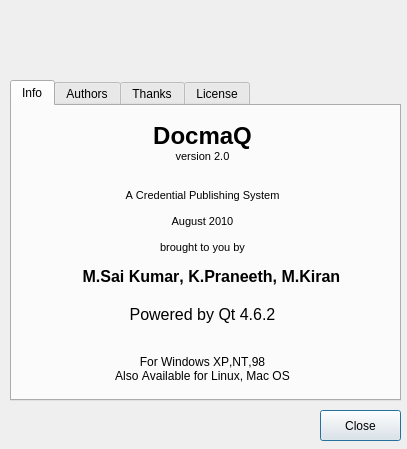
The window that src/Interface/about.ui (mskonline/docmaqv2) describes before a commit, drawn with Qt 5.
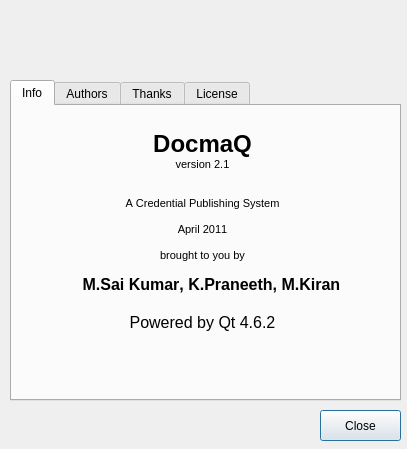
The same window after the commit. Icons and pictures are not drawn.

```diff
--- a/src/Interface/about.ui
+++ b/src/Interface/about.ui
@@ -66,12 +66,12 @@
 &lt;/style&gt;&lt;/head&gt;&lt;body style=&quot; font-family:'MS Shell Dlg 2'; font-size:8.25pt; font-weight:400; font-style:normal;&quot;&gt;
 &lt;p align=&quot;center&quot; style=&quot;-qt-paragraph-type:empty; margin-top:0px; margin-bottom:0px; margin-left:0px; margin-right:0px; -qt-block-indent:0; text-indent:0px; font-size:8pt;&quot;&gt;&lt;/p&gt;
 &lt;p align=&quot;center&quot; style=&quot; margin-top:0px; margin-bottom:0px; margin-left:0px; margin-right:0px; -qt-block-indent:0; text-indent:0px;&quot;&gt;&lt;span style=&quot; font-size:18pt; font-weight:600;&quot;&gt;DocmaQ&lt;/span&gt;&lt;/p&gt;
-&lt;p align=&quot;center&quot; style=&quot; margin-top:0px; margin-bottom:0px; margin-left:0px; margin-right:0px; -qt-block-indent:0; text-indent:0px;&quot;&gt;&lt;span style=&quot; font-size:8pt;&quot;&gt;version 2.0&lt;/span&gt;&lt;/p&gt;
+&lt;p align=&quot;center&quot; style=&quot; margin-top:0px; margin-bottom:0px; margin-left:0px; margin-right:0px; -qt-block-indent:0; text-indent:0px;&quot;&gt;&lt;span style=&quot; font-size:8pt;&quot;&gt;version 2.1&lt;/span&gt;&lt;/p&gt;
 &lt;p align=&quot;center&quot; style=&quot;-qt-paragraph-type:empty; margin-top:0px; margin-bottom:0px; margin-left:0px; margin-right:0px; -qt-block-indent:0; text-indent:0px; font-size:8pt;&quot;&gt;&lt;/p&gt;
 &lt;p align=&quot;center&quot; style=&quot;-qt-paragraph-type:empty; margin-top:0px; margin-bottom:0px; margin-left:0px; margin-right:0px; -qt-block-indent:0; text-indent:0px; font-size:8pt;&quot;&gt;&lt;/p&gt;
 &lt;p align=&quot;center&quot; style=&quot; margin-top:0px; margin-bottom:0px; margin-left:0px; margin-right:0px; -qt-block-indent:0; text-indent:0px;&quot;&gt;&lt;span style=&quot; font-size:8pt;&quot;&gt;A Credential Publishing System&lt;/span&gt;&lt;/p&gt;
 &lt;p align=&quot;center&quot; style=&quot;-qt-paragraph-type:empty; margin-top:0px; margin-bottom:0px; margin-left:0px; margin-right:0px; -qt-block-indent:0; text-indent:0px; font-size:8pt;&quot;&gt;&lt;/p&gt;
-&lt;p align=&quot;center&quot; style=&quot; margin-top:0px; margin-bottom:0px; margin-left:0px; margin-right:0px; -qt-block-indent:0; text-indent:0px;&quot;&gt;&lt;span style=&quot; font-size:8pt;&quot;&gt;August 2010&lt;/span&gt;&lt;/p&gt;
+&lt;p align=&quot;center&quot; style=&quot; margin-top:0px; margin-bottom:0px; margin-left:0px; margin-right:0px; -qt-block-indent:0; text-indent:0px;&quot;&gt;&lt;span style=&quot; font-size:8pt;&quot;&gt;April 2011&lt;/span&gt;&lt;/p&gt;
 &lt;p align=&quot;center&quot; style=&quot;-qt-paragraph-type:empty; margin-top:0px; margin-bottom:0px; margin-left:0px; margin-right:0px; -qt-block-indent:0; text-indent:0px; font-size:8pt;&quot;&gt;&lt;/p&gt;
 &lt;p align=&quot;center&quot; style=&quot; margin-top:0px; margin-bottom:0px; margin-left:0px; margin-right:0px; -qt-block-indent:0; text-indent:0px;&quot;&gt;&lt;span style=&quot; font-size:8pt;&quot;&gt;brought to you by&lt;/span&gt;&lt;/p&gt;
 &lt;p align=&quot;center&quot; style=&quot;-qt-paragraph-type:empty; margin-top:0px; margin-bottom:0px; margin-left:0px; margin-right:0px; -qt-block-indent:0; text-indent:0px; font-size:8pt;&quot;&gt;&lt;/p&gt;
@@ -80,8 +80,7 @@
 &lt;p align=&quot;center&quot; style=&quot; margin-top:0px; margin-bottom:0px; margin-left:0px; margin-right:0px; -qt-block-indent:0; text-indent:0px;&quot;&gt;&lt;span style=&quot; font-size:12pt;&quot;&gt;Powered by &lt;/span&gt;&lt;span style=&quot; font-size:12pt; color:#000000;&quot;&gt;Qt 4.6.2&lt;/span&gt;&lt;/p&gt;
 &lt;p align=&quot;center&quot; style=&quot;-qt-paragraph-type:empty; margin-top:0px; margin-bottom:0px; margin-left:0px; margin-right:0px; -qt-block-indent:0; text-indent:0px; font-size:8pt;&quot;&gt;&lt;/p&gt;
 &lt;p align=&quot;center&quot; style=&quot;-qt-paragraph-type:empty; margin-top:0px; margin-bottom:0px; margin-left:0px; margin-right:0px; -qt-block-indent:0; text-indent:0px; font-size:11pt;&quot;&gt;&lt;/p&gt;
-&lt;p align=&quot;center&quot; style=&quot; margin-top:0px; margin-bottom:0px; margin-left:0px; margin-right:0px; -qt-block-indent:0; text-indent:0px;&quot;&gt;&lt;span style=&quot; font-size:9pt;&quot;&gt;For Windows XP,NT,98&lt;/span&gt;&lt;/p&gt;
-&lt;p align=&quot;center&quot; style=&quot; margin-top:0px; margin-bottom:0px; margin-left:0px; margin-right:0px; -qt-block-indent:0; text-indent:0px;&quot;&gt;&lt;span style=&quot; font-size:9pt;&quot;&gt;Also Available for Linux, Mac OS&lt;/span&gt;&lt;/p&gt;&lt;/body&gt;&lt;/html&gt;</string>
+&lt;p align=&quot;center&quot; style=&quot;-qt-paragraph-type:empty; margin-top:0px; margin-bottom:0px; margin-left:0px; margin-right:0px; -qt-block-indent:0; text-indent:0px; font-size:8pt;&quot;&gt;&lt;/p&gt;&lt;/body&gt;&lt;/html&gt;</string>
      </property>
     </widget>
    </widget>
```
Left out of the diff: 6 changed lines with no effect on the pictures.
